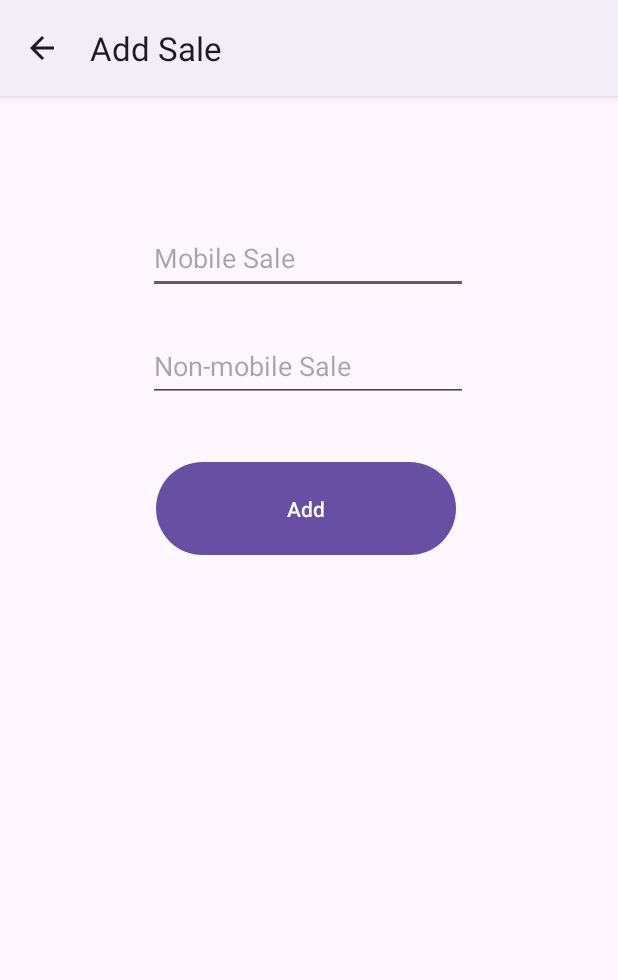
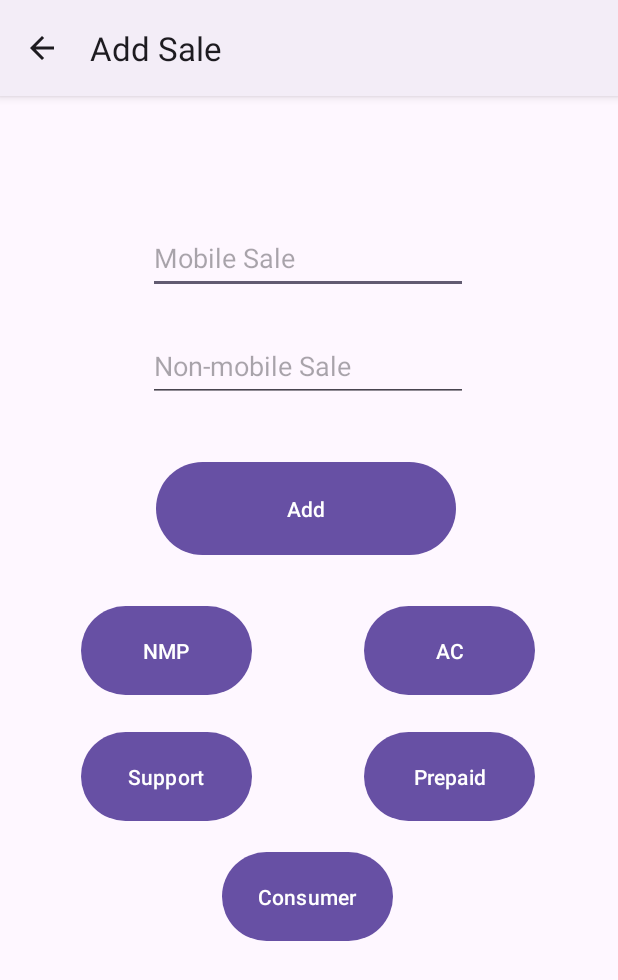
Before and after one commit to dylan-rangel/TargetTechTracker, an Android app: the screen it shows after launch (Add), after a tap on an icon or button, on a phone screen of 412 x 824 dp. Shown: the top 980 px of the screen. Run offline under Robolectric (Android 15) with nearby library versions, the phone set to English and light mode, and no system bars; 1 statement that could not run was skipped.

Commit message:
-Database added -Functionality for adding sales added -Display added -Input Validation added

```diff
--- a/app/src/main/java/com/example/techtracker/Add.java
+++ b/app/src/main/java/com/example/techtracker/Add.java
@@ -1,5 +1,6 @@
 package com.example.techtracker;
 
+import android.content.Intent;
 import android.os.Bundle;
 import android.view.View;
 import android.widget.Button;
@@ -12,10 +13,15 @@ import androidx.core.graphics.Insets;
 import androidx.core.view.ViewCompat;
 import androidx.core.view.WindowInsetsCompat;
 
+import java.text.SimpleDateFormat;
+import java.util.Calendar;
+import java.util.Date;
+
 public class Add extends AppCompatActivity {
-
+    Intent intent = new Intent(Add.this, DatabaseHelper.class);
     EditText mobileSales_input, electronicsSales_input;
-    Button add_button;
+    Button add_button, acButton, nmpButton, prepaidButton, supportButton, consumerButton;
+    java.util.Date currentDate = new java.util.Date();
 
 
     @Override
@@ -28,9 +34,8 @@ public class Add extends AppCompatActivity {
             v.setPadding(systemBars.left, systemBars.top, systemBars.right, systemBars.bottom);
             return insets;
         });
-
         mobileSales_input = findViewById(R.id.mobile_sales);
-        electronicsSales_input = findViewById(R.id.mobile_sales);
+        electronicsSales_input = findViewById(R.id.electronics_sales);
         add_button = findViewById(R.id.add_button);
         add_button.setOnClickListener(new View.OnClickListener() {
             @Override
@@ -62,6 +67,7 @@ public class Add extends AppCompatActivity {
                 }
 
                 if (mobileSalesText.isEmpty() && electronicsSalesText.isEmpty()) {
+                    mobileSales_input.setError("Please enter a valid number");
                     electronicsSales_input.setError("Please enter a valid number");
                     fail = true;
                 }
@@ -69,8 +75,55 @@ public class Add extends AppCompatActivity {
                 // If both are valid, proceed with database insertion
                 if (mobileSales >= 0 && electronicsSales >= 0 && !fail) {
                     DatabaseHelper myDB = new DatabaseHelper(Add.this);
-                    myDB.addSale(mobileSales, electronicsSales, 0, 0, 0, 0, 0, "01-01-2025");
+                    GlobalString.getInstance().setToast("Sale Added");
+                    myDB.addSale(mobileSales, electronicsSales, 0, 0, 0, 0, 0, currentDate);
+
                 }
+            }
+        });
+        acButton = findViewById(R.id.acButton);
+        acButton.setOnClickListener(new View.OnClickListener() {
+            @Override
+            public void onClick(View v) {
+                DatabaseHelper myDB = new DatabaseHelper(Add.this);
+                GlobalString.getInstance().setToast("AppleCare Added");
+                myDB.addSale(0, 0, 0, 0, 0, 1, 0, currentDate);
+            }
+        });
+        nmpButton = findViewById(R.id.nmpButton);
+        nmpButton.setOnClickListener(new View.OnClickListener() {
+            @Override
+            public void onClick(View v) {
+                DatabaseHelper myDB = new DatabaseHelper(Add.this);
+                GlobalString.getInstance().setToast("NMP Added");
+                myDB.addSale(0, 0, 1, 0, 0, 0, 0, currentDate);
+            }
+        });
+        prepaidButton = findViewById(R.id.prepaidButton);
+        prepaidButton.setOnClickListener(new View.OnClickListener() {
+            @Override
+            public void onClick(View v) {
+                DatabaseHelper myDB = new DatabaseHelper(Add.this);
+                GlobalString.getInstance().setToast("Prepaid Added");
+                myDB.addSale(0, 0, 0, 1, 0, 0, 0, currentDate);
+            }
+        });
+        supportButton = findViewById(R.id.supportButton);
+        supportButton.setOnClickListener(new View.OnClickListener() {
+            @Override
+            public void onClick(View v) {
+                DatabaseHelper myDB = new DatabaseHelper(Add.this);
+                GlobalString.getInstance().setToast("Support Ticket Added");
+                myDB.addSale(0, 0, 0, 0, 1, 0, 0, currentDate);
+            }
+        });
+        consumerButton = findViewById(R.id.consumerButton);
+        consumerButton.setOnClickListener(new View.OnClickListener() {
+            @Override
+            public void onClick(View v) {
+                DatabaseHelper myDB = new DatabaseHelper(Add.this);
+                GlobalString.getInstance().setToast("Consumer Celluar Added");
+                myDB.addSale(0, 0, 0, 0, 0, 0, 1, currentDate);
             }
         });
     }
--- /dev/null
+++ b/app/src/main/java/com/example/techtracker/CustomAdapter.java
@@ -0,0 +1,133 @@
+package com.example.techtracker;
+
+import android.content.Context;
+import android.view.LayoutInflater;
+import android.view.View;
+import android.view.ViewGroup;
+import android.widget.TextView;
+
+import androidx.annotation.NonNull;
+import androidx.recyclerview.widget.RecyclerView;
+
+import java.lang.reflect.Array;
+import java.util.ArrayList;
+
+public class CustomAdapter extends RecyclerView.Adapter<CustomAdapter.ViewHolder> {
+
+    private Context context;
+    private ArrayList<String>table_id, date, time;
+    private ArrayList<Integer>mobile_sales, electronic_sales, protection_plans, prepaid, service_tickets, applecare, consumer_cellular;
+
+    CustomAdapter(Context context,
+                  ArrayList table_id,
+                  ArrayList mobile_sales,
+                  ArrayList electronic_sales,
+                  ArrayList protection_plans,
+                  ArrayList prepaid,
+                  ArrayList service_tickets,
+                  ArrayList applecare,
+                  ArrayList consumer_cellular,
+                  ArrayList date,
+                  ArrayList time){
+        this.table_id = table_id;
+        this.context = context;
+        this.mobile_sales = mobile_sales;
+        this.electronic_sales = electronic_sales;
+        this.protection_plans = protection_plans;
+        this.prepaid = prepaid;
+        this.service_tickets = service_tickets;
+        this.applecare = applecare;
+        this.consumer_cellular = consumer_cellular;
+        this.date = date;
+        this.time = time;
+
+    }
+
+    @NonNull
+    @Override
+    public CustomAdapter.ViewHolder onCreateViewHolder(@NonNull ViewGroup parent, int viewType) {
+        LayoutInflater inflater = LayoutInflater.from(context);
+        View view = inflater.inflate(R.layout.row, parent, false);
+        return new ViewHolder(view);
+    }
+
+    @Override
+    public void onBindViewHolder(@NonNull CustomAdapter.ViewHolder holder, int position) {
+
+        if (mobile_sales.get(position) != 0 && electronic_sales.get(position) == 0) {
+            holder.saleid.setText(String.valueOf(table_id.get(position)));
+            holder.VariableText1.setText("Mobile: $" + String.valueOf(mobile_sales.get(position)));
+            holder.VariableText2.setText("");
+            holder.DateText.setText(date.get(position));
+            holder.TimeText.setText(time.get(position));
+        }
+        if (electronic_sales.get(position) != 0 && mobile_sales.get(position) == 0) {
+            holder.saleid.setText(String.valueOf(table_id.get(position)));
+            holder.VariableText1.setText("Non-Mobile: $" + String.valueOf(electronic_sales.get(position)));
+            holder.VariableText2.setText("");
+            holder.DateText.setText(date.get(position));
+            holder.TimeText.setText(time.get(position));
+        }
+        if (electronic_sales.get(position) != 0 && mobile_sales.get(position) != 0) {
+            holder.saleid.setText(String.valueOf(table_id.get(position)));
+            holder.VariableText1.setText("Mobile: $" + String.valueOf(mobile_sales.get(position)));
+            holder.VariableText2.setText("Non-Mobile: $" + String.valueOf(electronic_sales.get(position)));
+            holder.DateText.setText(date.get(position));
+            holder.TimeText.setText(time.get(position));
+        }
+        if (protection_plans.get(position) != 0){
+            holder.saleid.setText(String.valueOf(table_id.get(position)));
+            holder.VariableText1.setText("Protection Plan");
+            holder.VariableText2.setText("");
+            holder.DateText.setText(date.get(position));
+            holder.TimeText.setText(time.get(position));
+        }
+        if (prepaid.get(position) != 0){
+            holder.saleid.setText(String.valueOf(table_id.get(position)));
+            holder.VariableText1.setText("Prepaid");
+            holder.VariableText2.setText("");
+            holder.DateText.setText(date.get(position));
+            holder.TimeText.setText(time.get(position));
+        }
+        if (service_tickets.get(position) != 0){
+            holder.saleid.setText(String.valueOf(table_id.get(position)));
+            holder.VariableText1.setText("Service Ticket");
+            holder.VariableText2.setText("");
+            holder.DateText.setText(date.get(position));
+            holder.TimeText.setText(time.get(position));
+        }
+        if (applecare.get(position) != 0){
+            holder.saleid.setText(String.valueOf(table_id.get(position)));
+            holder.VariableText1.setText("AppleCare");
+            holder.VariableText2.setText("");
+            holder.DateText.setText(date.get(position));
+            holder.TimeText.setText(time.get(position));
+        }
+        if (consumer_cellular.get(position) != 0){
+            holder.saleid.setText(String.valueOf(table_id.get(position)));
+            holder.VariableText1.setText("Consumer Cellular");
+            holder.VariableText2.setText("");
+            holder.DateText.setText(date.get(position));
+            holder.TimeText.setText(time.get(position));
+        }
+    }
+
+    @Override
+    public int getItemCount() {
+        return table_id.size();
+    }
+
+    public class ViewHolder extends RecyclerView.ViewHolder {
+
+        TextView saleid, VariableText1, VariableText2, DateText, TimeText;
+
+        public ViewHolder(@NonNull View itemView) {
+            super(itemView);
+            saleid = itemView.findViewById(R.id.saleid);
+            VariableText1 = itemView.findViewById(R.id.VariableText1);
+            VariableText2 = itemView.findViewById(R.id.VariableText2);
+            DateText = itemView.findViewById(R.id.DateText);
+            TimeText = itemView.findViewById(R.id.TimeText);
+        }
+    }
+}
--- a/app/src/main/java/com/example/techtracker/DatabaseHelper.java
+++ b/app/src/main/java/com/example/techtracker/DatabaseHelper.java
@@ -2,14 +2,18 @@ package com.example.techtracker;
 
 import android.content.ContentValues;
 import android.content.Context;
+import android.content.Intent;
+import android.database.Cursor;
 import android.database.sqlite.SQLiteDatabase;
 import android.database.sqlite.SQLiteOpenHelper;
+import android.provider.Settings;
 import android.widget.Toast;
 
 import androidx.annotation.Nullable;
 
 import java.text.ParseException;
 import java.text.SimpleDateFormat;
+import java.util.Date;
 
 class DatabaseHelper extends SQLiteOpenHelper {
 
@@ -25,8 +29,8 @@ class DatabaseHelper extends SQLiteOpenHelper {
     private static final String SERVICE_TICKET = "service_ticket";
     private static final String APPLE_CARE = "apple_care";
     private static final String CONSUMER_CELL = "consumer_cell";
-    private static final String SALE_DATE = "sale_date";  // Using a proper column name for the date
-
+    private static final String SALE_DATE = "sale_date";
+    private static final String SALE_TIME = "sale_time";
 
     public DatabaseHelper(@Nullable Context context) {
         super(context, DATABASE_NAME, null, DATABASE_VERSION);
@@ -44,7 +48,8 @@ class DatabaseHelper extends SQLiteOpenHelper {
                 + SERVICE_TICKET + " INTEGER, "
                 + APPLE_CARE + " INTEGER, "
                 + CONSUMER_CELL + " INTEGER, "
-                + SALE_DATE + " DATE"
+                + SALE_DATE + " TEXT, "
+                + SALE_TIME + " TEXT"
                 + ");";
         db.execSQL(Query);
     }
@@ -55,19 +60,13 @@ class DatabaseHelper extends SQLiteOpenHelper {
         onCreate(db);
     }
 
-    void addSale(int mobileSale, int electronicSale, int protectionPlan, int prepaid, int serviceTicket, int applecare, int consumerCell, String saleDate) {
+    void addSale(int mobileSale, int electronicSale, int protectionPlan, int prepaid, int serviceTicket, int applecare, int consumerCell, Date saleDate) {
         SQLiteDatabase db = this.getWritableDatabase();
         ContentValues cv = new ContentValues();
-
-        // Ensure the date format is correct
-        try {
-            SimpleDateFormat sdf = new SimpleDateFormat("yyyy-MM-dd");
-            java.util.Date utilDate = sdf.parse(saleDate);
-            java.sql.Date sqlDate = new java.sql.Date(utilDate.getTime());  // Ensure date format is correct
-            cv.put(SALE_DATE, sqlDate.toString());  // Use the SQL date format
-        } catch (ParseException e) {
-            e.printStackTrace();
-        }
+        SimpleDateFormat sdf = new SimpleDateFormat("yyyy-MM-dd");
+        SimpleDateFormat sdft = new SimpleDateFormat("hh:mm a");
+        String date = sdf.format(saleDate);
+        String time = sdft.format(saleDate);
         cv.put(MOBILE_SALE, mobileSale);
         cv.put(ELECTRONIC_SALE, electronicSale);
         cv.put(PROTECTION_PLAN, protectionPlan);
@@ -75,12 +74,26 @@ class DatabaseHelper extends SQLiteOpenHelper {
         cv.put(SERVICE_TICKET, serviceTicket);
         cv.put(APPLE_CARE, applecare);
         cv.put(CONSUMER_CELL, consumerCell);
+        cv.put(SALE_DATE, date);
+        cv.put(SALE_TIME, time);
 
         long result = db.insert(TABLE_NAME, null, cv);
         if (result == -1) {
             Toast.makeText(context, "Fail", Toast.LENGTH_SHORT).show();
         } else {
-            Toast.makeText(context, "Sale added", Toast.LENGTH_SHORT).show();
+            String value = GlobalString.getInstance().returnToast();
+            Toast.makeText(context, value, Toast.LENGTH_SHORT).show();
         }
     }
+
+    Cursor readAllData() {
+        String query = "SELECT * FROM " + TABLE_NAME;
+        SQLiteDatabase db = this.getReadableDatabase();
+
+        Cursor cursor = null;
+        if (db != null){
+            cursor = db.rawQuery(query, null);
+        }
+        return cursor;
+    }
 }
--- a/app/src/main/java/com/example/techtracker/MainActivity.java
+++ b/app/src/main/java/com/example/techtracker/MainActivity.java
@@ -1,22 +1,32 @@
 package com.example.techtracker;
 
 import android.content.Intent;
+import android.database.Cursor;
 import android.os.Bundle;
 import android.view.View;
+import android.widget.Toast;
 
 import androidx.activity.EdgeToEdge;
 import androidx.appcompat.app.AppCompatActivity;
 import androidx.core.graphics.Insets;
 import androidx.core.view.ViewCompat;
 import androidx.core.view.WindowInsetsCompat;
+import androidx.recyclerview.widget.LinearLayoutManager;
 import androidx.recyclerview.widget.RecyclerView;
 
 import com.google.android.material.floatingactionbutton.FloatingActionButton;
+
+import java.util.ArrayList;
 
 public class MainActivity extends AppCompatActivity {
 
     RecyclerView recyclerView;
     FloatingActionButton add_button;
+
+    DatabaseHelper db;
+    ArrayList<String>table_id, date, time;
+    ArrayList<Integer>mobile_sales, electronic_sales, protection_plans, prepaid, service_tickets, applecare, consumer_cellular;
+    CustomAdapter customAdapter;
 
     @Override
     protected void onCreate(Bundle savedInstanceState) {
@@ -33,10 +43,48 @@ public class MainActivity extends AppCompatActivity {
                 startActivity(intent);
             }
         });
+
         ViewCompat.setOnApplyWindowInsetsListener(findViewById(R.id.main), (v, insets) -> {
             Insets systemBars = insets.getInsets(WindowInsetsCompat.Type.systemBars());
             v.setPadding(systemBars.left, systemBars.top, systemBars.right, systemBars.bottom);
             return insets;
         });
+
+        db = new DatabaseHelper(MainActivity.this);
+        table_id = new ArrayList<>();
+        mobile_sales = new ArrayList<>();
+        electronic_sales = new ArrayList<>();
+        protection_plans = new ArrayList<>();
+        prepaid = new ArrayList<>();
+        service_tickets = new ArrayList<>();
+        applecare = new ArrayList<>();
+        consumer_cellular = new ArrayList<>();
+        date = new ArrayList<>();
+        time = new ArrayList<>();
+
+        storeData();
+
+        customAdapter = new CustomAdapter(MainActivity.this, table_id, mobile_sales, electronic_sales, protection_plans, prepaid, service_tickets, applecare, consumer_cellular, date, time);
+        recyclerView.setAdapter(customAdapter);
+        recyclerView.setLayoutManager(new LinearLayoutManager(MainActivity.this));
+    }
+    void storeData() {
+        Cursor cursor = db.readAllData();
+        if(cursor.getCount() == 0){
+            Toast.makeText(this, "No data.", Toast.LENGTH_SHORT).show();
+        } else {
+            while (cursor.moveToNext() ) {
+                table_id.add(cursor.getString(0));
+                mobile_sales.add(cursor.getInt(1));
+                electronic_sales.add(cursor.getInt(2));
+                protection_plans.add(cursor.getInt(3));
+                prepaid.add(cursor.getInt(4));
+                service_tickets.add(cursor.getInt(5));
+                applecare.add(cursor.getInt(6));
+                consumer_cellular.add(cursor.getInt(7));
+                date.add(cursor.getString(8));
+                time.add(cursor.getString(9));
+            }
+        }
     }
 }
--- a/app/src/main/res/layout/activity_add.xml
+++ b/app/src/main/res/layout/activity_add.xml
@@ -7,6 +7,17 @@
     android:layout_height="match_parent"
     tools:context=".Add"
     android:padding="30dp">
+
+    <Button
+        android:id="@+id/acButton"
+        android:layout_width="114dp"
+        android:layout_height="67dp"
+        android:layout_marginTop="336dp"
+        android:text="AC"
+        app:layout_constraintEnd_toEndOf="parent"
+        app:layout_constraintHorizontal_bias="0.814"
+        app:layout_constraintStart_toStartOf="parent"
+        app:layout_constraintTop_toTopOf="parent" />
 
     <EditText
         android:id="@+id/mobile_sales"
@@ -47,4 +58,48 @@
         app:layout_constraintStart_toStartOf="parent"
         app:layout_constraintTop_toBottomOf="@+id/mobile_sales" />
 
+    <Button
+        android:id="@+id/nmpButton"
+        android:layout_width="114dp"
+        android:layout_height="67dp"
+        android:layout_marginTop="336dp"
+        android:text="NMP"
+        app:layout_constraintEnd_toEndOf="parent"
+        app:layout_constraintHorizontal_bias="0.181"
+        app:layout_constraintStart_toStartOf="parent"
+        app:layout_constraintTop_toTopOf="parent" />
+
+    <Button
+        android:id="@+id/supportButton"
+        android:layout_width="114dp"
+        android:layout_height="67dp"
+        android:layout_marginTop="420dp"
+        android:text="Support"
+        app:layout_constraintEnd_toEndOf="parent"
+        app:layout_constraintHorizontal_bias="0.181"
+        app:layout_constraintStart_toStartOf="parent"
+        app:layout_constraintTop_toTopOf="parent" />
+
+    <Button
+        android:id="@+id/consumerButton"
+        android:layout_width="114dp"
+        android:layout_height="67dp"
+        android:layout_marginTop="500dp"
+        android:text="Consumer"
+        app:layout_constraintEnd_toEndOf="parent"
+        app:layout_constraintHorizontal_bias="0.497"
+        app:layout_constraintStart_toStartOf="parent"
+        app:layout_constraintTop_toTopOf="parent" />
+
+    <Button
+        android:id="@+id/prepaidButton"
+        android:layout_width="114dp"
+        android:layout_height="67dp"
+        android:layout_marginTop="420dp"
+        android:text="Prepaid"
+        app:layout_constraintEnd_toEndOf="parent"
+        app:layout_constraintHorizontal_bias="0.814"
+        app:layout_constraintStart_toStartOf="parent"
+        app:layout_constraintTop_toTopOf="parent" />
+
 </androidx.constraintlayout.widget.ConstraintLayout>
--- a/app/src/main/res/layout/activity_main.xml
+++ b/app/src/main/res/layout/activity_main.xml
@@ -11,6 +11,7 @@
         android:id="@+id/recyclerView"
         android:layout_width="409dp"
         android:layout_height="729dp"
+        android:paddingTop="?attr/actionBarSize"
         app:layout_constraintBottom_toBottomOf="parent"
         app:layout_constraintEnd_toEndOf="parent"
         app:layout_constraintStart_toStartOf="parent"
```
Also changed, not shown: app/src/main/java/com/example/techtracker/GlobalString.java (added, +23 -0 lines), app/src/main/res/layout/row.xml (added, +73 -0 lines).
